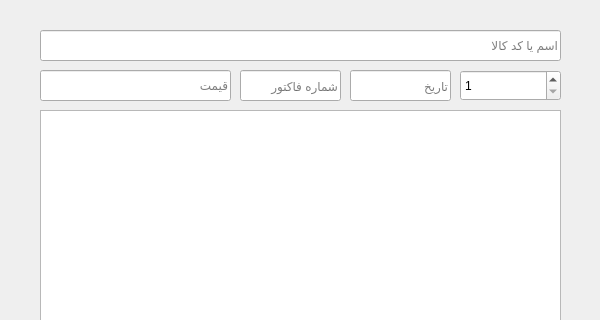
HadiNamazi/EVENT-qt, file ui/add_sold_items.ui: the form before one commit; both pictures show x 0 to 600 and y 0 to 320 of the 600 by 506 pixel window.
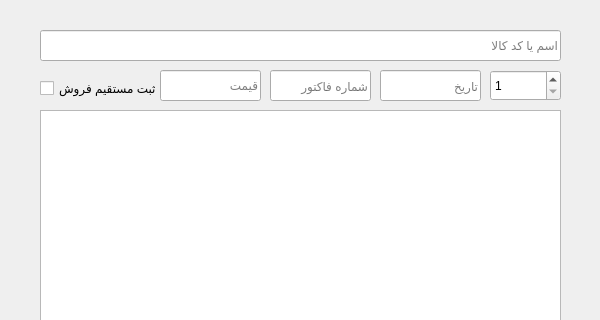
The form after the commit.

```diff
--- a/ui/add_sold_items.ui
+++ b/ui/add_sold_items.ui
@@ -16,9 +16,9 @@
   <widget class="QSpinBox" name="count_inpt">
    <property name="geometry">
     <rect>
-     <x>460</x>
+     <x>490</x>
      <y>70</y>
-     <width>101</width>
+     <width>71</width>
      <height>31</height>
     </rect>
    </property>
@@ -57,7 +57,7 @@
   <widget class="QLineEdit" name="date_inpt">
    <property name="geometry">
     <rect>
-     <x>350</x>
+     <x>380</x>
      <y>70</y>
      <width>101</width>
      <height>31</height>
@@ -101,7 +101,7 @@
   <widget class="QLineEdit" name="factor_inpt">
    <property name="geometry">
     <rect>
-     <x>240</x>
+     <x>270</x>
      <y>70</y>
      <width>101</width>
      <height>31</height>
@@ -114,9 +114,9 @@
   <widget class="QLineEdit" name="price_inpt">
    <property name="geometry">
     <rect>
-     <x>40</x>
+     <x>160</x>
      <y>70</y>
-     <width>191</width>
+     <width>101</width>
      <height>31</height>
     </rect>
    </property>
@@ -124,6 +124,19 @@
     <string>قیمت</string>
    </property>
   </widget>
+  <widget class="QCheckBox" name="checkBox">
+   <property name="geometry">
+    <rect>
+     <x>40</x>
+     <y>80</y>
+     <width>121</width>
+     <height>17</height>
+    </rect>
+   </property>
+   <property name="text">
+    <string>ثبت مستقیم فروش</string>
+   </property>
+  </widget>
  </widget>
  <resources/>
  <connections/>
```
